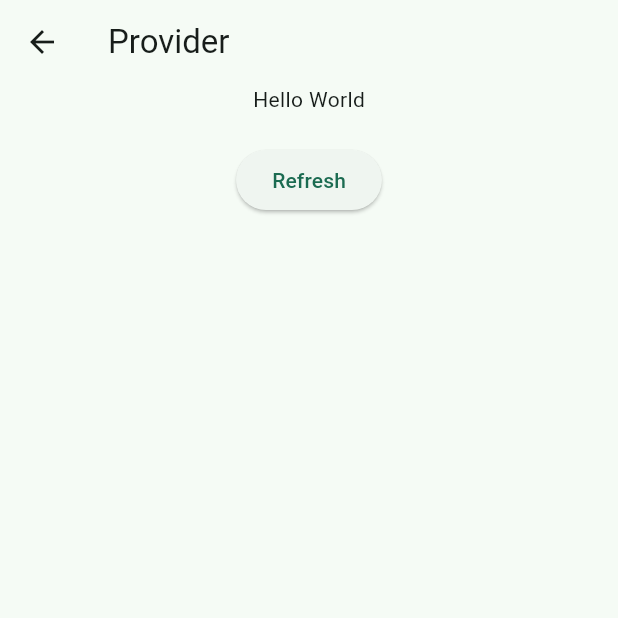
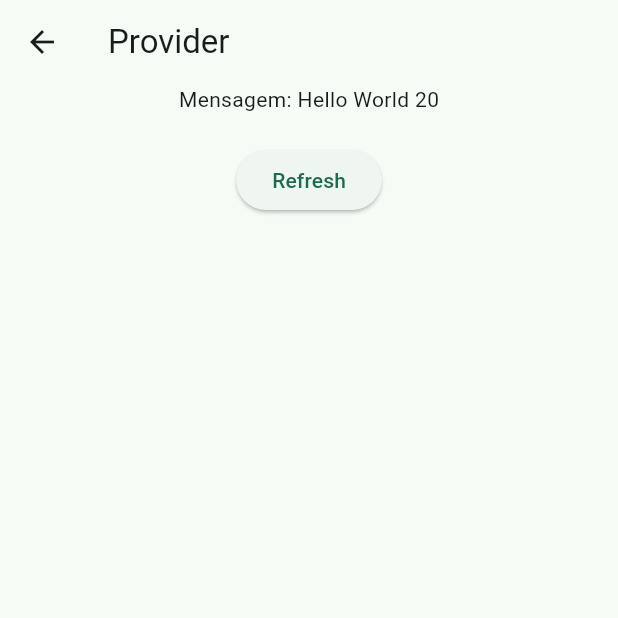
Before and after one commit to gilvancosta/Riverpod-Providers, a Flutter app: the screen it shows after launch, after a tap on "Provider Simple", on a phone screen of 412 x 824 dp, the top half of it. Run offline on Flutter 3.47's test engine with Material 2 defaults, Android fonts, the phone set to English and light mode, and no system bars; our stand-ins replace dio, flutter_riverpod, go_router, riverpod_annotation; missing offline and left inert: random_name_generator; generated files the repository leaves out were written again.

Commit message:
provider

```diff
--- a/lib/config/router/app_router.dart
+++ b/lib/config/router/app_router.dart
@@ -1,63 +1,51 @@
 import 'package:go_router/go_router.dart';
+import 'package:riverpod_annotation/riverpod_annotation.dart';
 import 'package:riverpod_app/presentation/screens/screens.dart';
 
+part 'app_router.g.dart';
 
-
-
-
-final appRouter = GoRouter(
-  routes: [
-
+@riverpod
+GoRouter appRouter(AppRouterRef ref) {
+  return GoRouter(routes: [
     GoRoute(
       path: '/',
       builder: (context, state) => const HomeScreen(),
     ),
-
     GoRoute(
       path: '/provider',
       builder: (context, state) => const ProviderScreen(),
     ),
-
     GoRoute(
       path: '/provider-router',
       builder: (context, state) => const RouterScreen(),
     ),
-
     GoRoute(
       path: '/state-provider',
       builder: (context, state) => const StateProviderScreen(),
     ),
-
     GoRoute(
       path: '/todo',
       builder: (context, state) => const TodoScreen(),
     ),
-
     GoRoute(
       path: '/future-provider',
       builder: (context, state) => const FutureProviderScreen(),
     ),
-
     GoRoute(
       path: '/future-family-provider',
       builder: (context, state) => const FamilyFutureScreen(),
     ),
-
     GoRoute(
       path: '/stream-provider',
       builder: (context, state) => const StreamProviderScreen(),
     ),
-
     GoRoute(
       path: '/change-notifier-provider',
       builder: (context, state) => const ChangeNotifierScreen(),
     ),
-
     GoRoute(
       path: '/state-notifier-provider',
       builder: (context, state) => const StateNotifierScreen(),
     ),
-
-
-
   ]);
+}
--- a/lib/main.dart
+++ b/lib/main.dart
@@ -10,11 +10,12 @@ void main() {
   );
 }
 
-class MyApp extends StatelessWidget {
+class MyApp extends ConsumerWidget {
   const MyApp({super.key});
 
   @override
-  Widget build(BuildContext context) {
+  Widget build(BuildContext context, WidgetRef ref) {
+    final appRouter = ref.watch(appRouterProvider);
     return MaterialApp.router(
       title: 'Riverpod Providers',
       debugShowCheckedModeBanner: false,
--- a/lib/presentation/screens/01_provider/provider_screen.dart
+++ b/lib/presentation/screens/01_provider/provider_screen.dart
@@ -1,15 +1,18 @@
+// ignore_for_file: avoid_print
+
+import 'dart:math';
+
 import 'package:flutter/material.dart';
 import 'package:flutter_riverpod/flutter_riverpod.dart';
 
-import '../../providers/hello_world_provider.dart';
+import 'providers/hello_world_provider.dart';
 
 class ProviderScreen extends ConsumerWidget {
   const ProviderScreen({super.key});
 
   @override
   Widget build(BuildContext context, WidgetRef ref) {
-    final String helloWorld = ref.watch(helloWorldProvider);
-
+    print('ProviderScreen build!!! ${Random().nextInt(100)}');
     return Scaffold(
       appBar: AppBar(
         title: const Text('Provider'),
@@ -17,18 +20,21 @@ class ProviderScreen extends ConsumerWidget {
       body: Center(
         child: Column(
           children: [
-            Text(helloWorld),
+            Consumer(builder: (context, refLocal, _) {
+              final String helloWorld = ref.watch(helloWorldProvider);
+              return Text('Mensagem: $helloWorld');
+            }),
             const SizedBox(height: 20),
             ElevatedButton(
               onPressed: () {
                 ref.refresh(helloWorldProvider);
+                print('who:');
               },
               child: const Text('Refresh'),
             ),
           ],
         ),
       ),
-
     );
   }
 }
--- a/lib/presentation/providers/hello_world_provider.dart
+++ b/lib/presentation/screens/01_provider/providers/hello_world_provider.dart
@@ -1,8 +1,10 @@
+import 'dart:math';
+
 import 'package:riverpod_annotation/riverpod_annotation.dart';
 
 part 'hello_world_provider.g.dart';
 
 @riverpod
 String helloWorld(HelloWorldRef ref) {
-  return 'Hello World';
+  return 'Hello World ${Random().nextInt(100)}';
 }
```
Also changed, not shown: lib/presentation/screens/02_provider_router/router_screen.dart (+8 -4 lines), lib/config/router/app_router.g.dart, lib/presentation/screens/01_provider/providers/hello_world_provider.g.dart (added).
